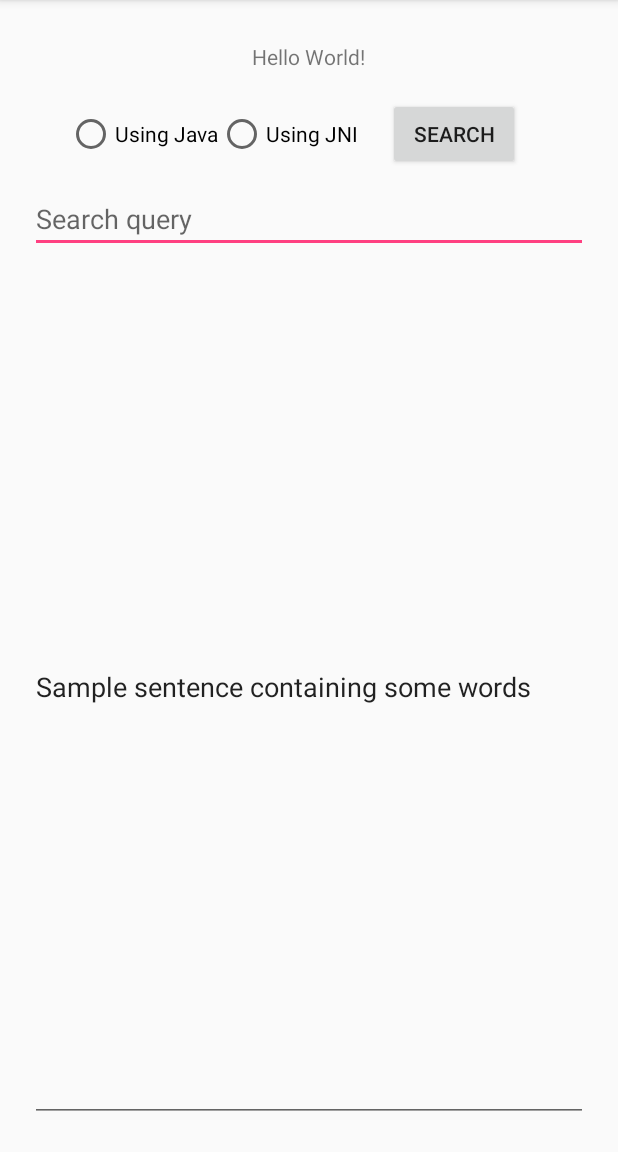
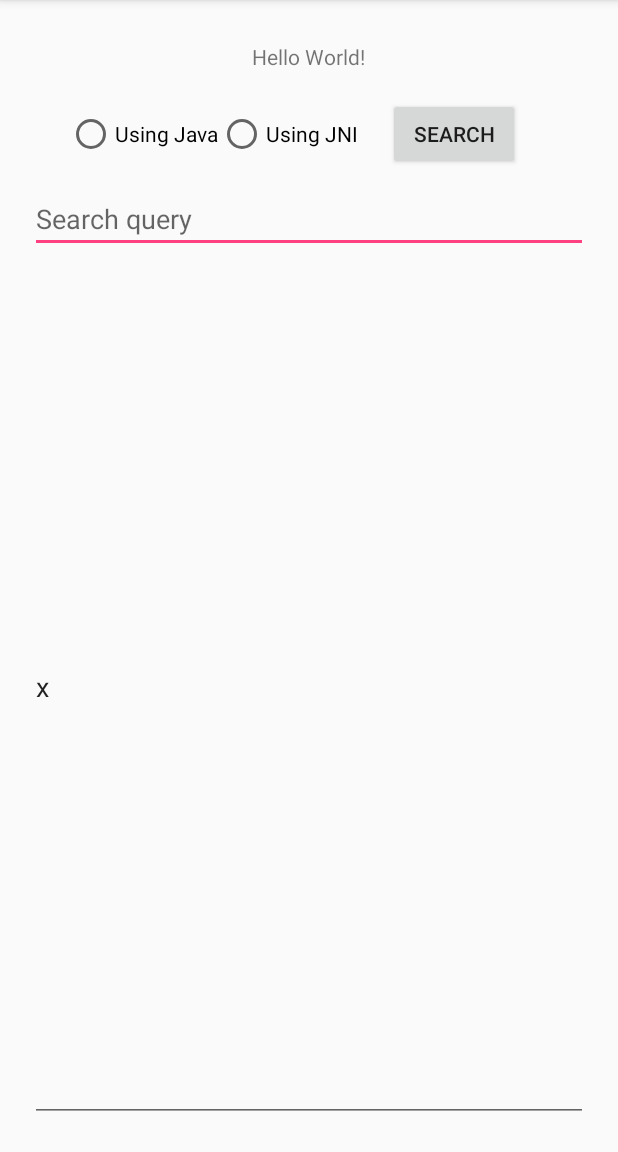
Before and after one commit to shobhitagarwal1612/SearchNative, an Android app: the screen it shows after launch (MainActivity), on a phone screen of 412 x 824 dp, the part 84-1236 px from its top. Run offline under Robolectric (Android 15) with nearby library versions, the phone set to English and light mode, and no system bars; 1 statement that could not run was skipped.

Commit message:
Adds a raw file containing text and loads data from it

```diff
--- a/app/src/main/java/searchnative/example/com/searchnative/MainActivity.java
+++ b/app/src/main/java/searchnative/example/com/searchnative/MainActivity.java
@@ -3,6 +3,7 @@ package searchnative.example.com.searchnative;
 import android.os.Bundle;
 import android.support.v7.app.AppCompatActivity;
 import android.text.TextUtils;
+import android.util.Log;
 import android.view.View;
 import android.widget.Button;
 import android.widget.EditText;
@@ -10,12 +11,15 @@ import android.widget.RadioGroup;
 import android.widget.TextView;
 import android.widget.Toast;
 
+import java.io.BufferedReader;
+import java.io.IOException;
+import java.io.InputStream;
+import java.io.InputStreamReader;
 import java.util.Locale;
 
 public class MainActivity extends AppCompatActivity implements View.OnClickListener {
 
-    private static final String text = "Sample sentence containing some words";
-
+    private static final String TAG = "MainActivity";
     private RadioGroup type;
     private TextView result;
     private EditText search;
@@ -36,7 +40,34 @@ public class MainActivity extends AppCompatActivity implements View.OnClickListe
         button.setOnClickListener(this);
 
         searchLib = new SearchLib();
-        textString.setText(text);
+        try {
+            textString.setText(loadDataFromFile());
+        } catch (IOException e) {
+            Toast.makeText(this, "Error while loading data from file!", Toast.LENGTH_SHORT).show();
+            e.printStackTrace();
+        }
+    }
+
+    private String loadDataFromFile() throws IOException {
+        Log.d(TAG, "Loading lorem ipsum...");
+
+        InputStream inputStream = getResources().openRawResource(R.raw.text);
+        BufferedReader reader = new BufferedReader(new InputStreamReader(inputStream));
+
+        String line;
+        StringBuilder aBuffer = new StringBuilder();
+        try {
+            while ((line = reader.readLine()) != null) {
+                aBuffer.append(line);
+            }
+        } catch (IOException e) {
+            e.printStackTrace();
+        } finally {
+            reader.close();
+        }
+        Log.d(TAG, "Lorem ipsum loaded successfully");
+
+        return aBuffer.toString();
     }
 
     @Override
```
Also changed, not shown: 1 other file.
